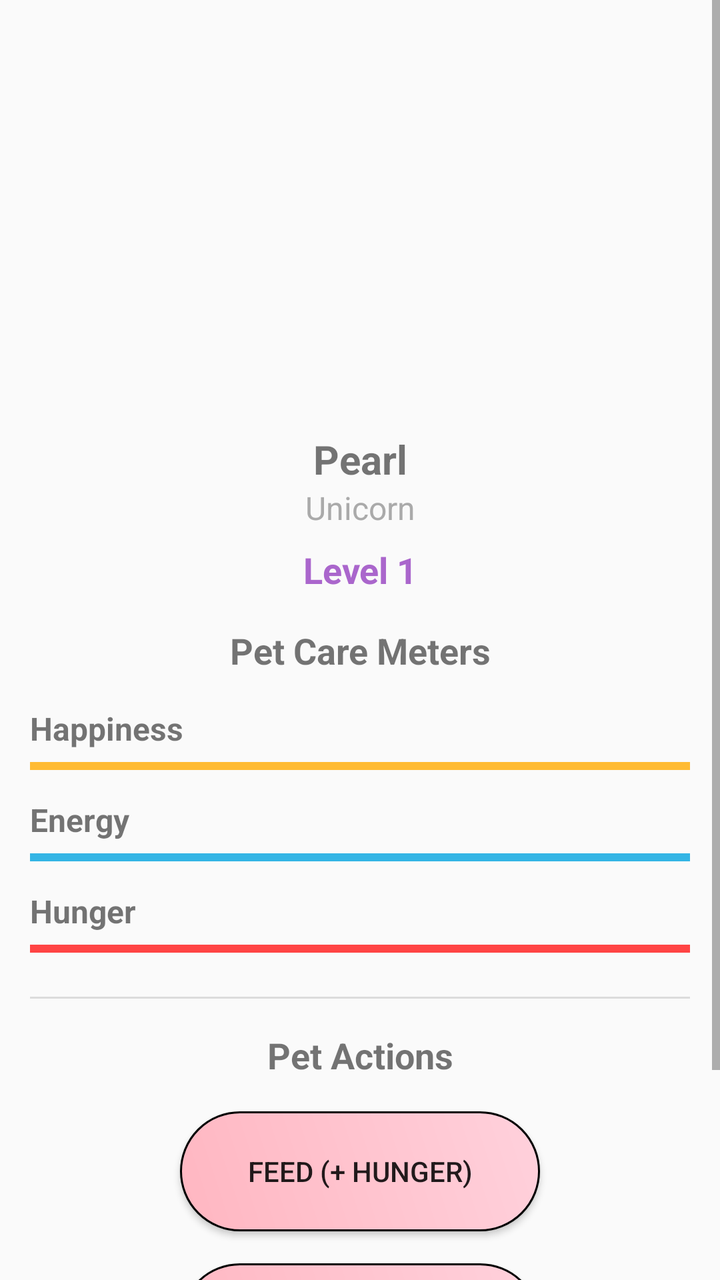
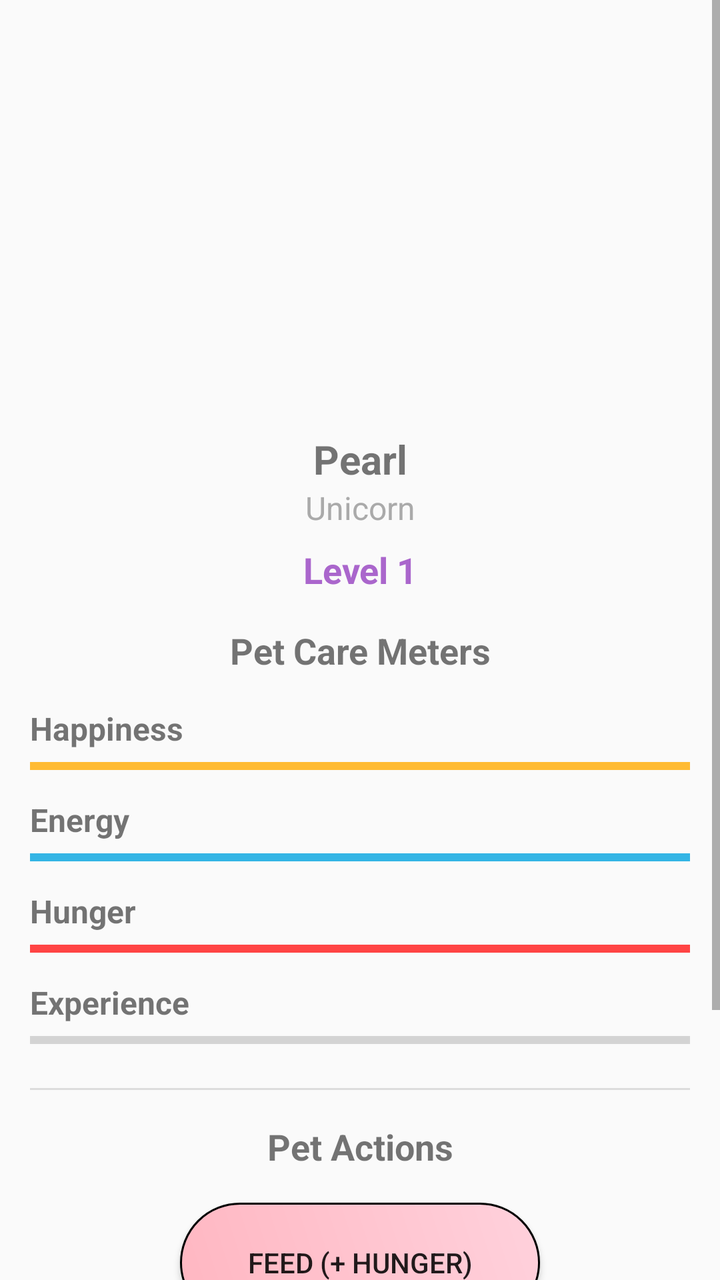

An Android layout rendered at two revisions. The XML below is the earlier revision; the diff shows what the commit changed to produce the second picture.
<!-- AndroidManifest.xml: activity theme Theme.AppCompat.Light.DarkActionBar -->
<!-- res/layout/activity_pet.xml -->
<?xml version="1.0" encoding="utf-8"?>
<ScrollView xmlns:android="http://schemas.android.com/apk/res/android"
    xmlns:app="http://schemas.android.com/apk/res-auto"
    xmlns:tools="http://schemas.android.com/tools"
    android:layout_width="match_parent"
    android:layout_height="match_parent"
    android:fillViewport="true"
    tools:context=".PetActivity">

    <LinearLayout
        android:layout_width="match_parent"
        android:layout_height="wrap_content"
        android:orientation="vertical"
        android:padding="15dp"
        android:gravity="center_horizontal">

        <TextView
            android:id="@+id/petTitle"
            android:layout_width="match_parent"
            android:layout_height="wrap_content"
            android:layout_marginBottom="50dp"
            android:gravity="center"
            android:textSize="20sp"
            android:textStyle="bold" />

        <ImageView
            android:id="@+id/petImage"
            android:layout_width="108dp"
            android:layout_height="108dp"
            android:layout_marginBottom="16dp"
            android:scaleType="centerCrop"/>
        
        <TextView
            android:id="@+id/petName"
            android:layout_width="match_parent"
            android:layout_height="wrap_content"
            android:text="Pearl"
            android:textSize="20sp"
            android:textStyle="bold"
            android:gravity="center" />

        <TextView
            android:id="@+id/petType"
            android:layout_width="match_parent"
            android:layout_height="wrap_content"
            android:text="Unicorn"
            android:textSize="16sp"
            android:textColor="@android:color/darker_gray"
            android:gravity="center"
            android:layout_marginBottom="8dp" />

        <TextView
            android:id="@+id/petLevel"
            android:layout_width="match_parent"
            android:layout_height="wrap_content"
            android:text="Level 1"
            android:textSize="18sp"
            android:textStyle="bold"
            android:textColor="@android:color/holo_purple"
            android:gravity="center"
            android:layout_marginBottom="16dp" />
        <TextView
            android:id="@+id/sectionTitleMeters"
            android:layout_width="match_parent"
            android:layout_height="wrap_content"
            android:text="Pet Care Meters"
            android:textSize="18sp"
            android:textStyle="bold"
            android:gravity="center_horizontal"
            android:layout_marginBottom="8dp" />

        
        <TextView
            android:id="@+id/labelHappiness"
            android:layout_width="match_parent"
            android:layout_height="wrap_content"
            android:text="Happiness"
            android:textStyle="bold"
            android:textSize="16sp"
            android:layout_marginTop="8dp" />

        <ProgressBar
            android:id="@+id/happinessProg"
            style="?android:attr/progressBarStyleHorizontal"
            android:layout_width="match_parent"
            android:layout_height="wrap_content"
            android:progress="100"
            android:max="100"
            android:progressTint="@android:color/holo_orange_light" />

        
        <TextView
            android:id="@+id/labelEnergy"
            android:layout_width="match_parent"
            android:layout_height="wrap_content"
            android:text="Energy"
            android:textStyle="bold"
            android:textSize="16sp"
            android:layout_marginTop="8dp" />

        <ProgressBar
            android:id="@+id/energyProg"
            style="?android:attr/progressBarStyleHorizontal"
            android:layout_width="match_parent"
            android:layout_height="wrap_content"
            android:progress="100"
            android:max="100"
            android:progressTint="@android:color/holo_blue_light" />

        
        <TextView
            android:id="@+id/labelHunger"
            android:layout_width="match_parent"
            android:layout_height="wrap_content"
            android:text="Hunger"
            android:textStyle="bold"
            android:textSize="16sp"
            android:layout_marginTop="8dp" />

        <ProgressBar
            android:id="@+id/hungerProg"
            style="?android:attr/progressBarStyleHorizontal"
            android:layout_width="match_parent"
            android:layout_height="wrap_content"
            android:progress="100"
            android:max="100"
            android:progressTint="@android:color/holo_red_light" />

        
        <View
            android:layout_width="match_parent"
            android:layout_height="1dp"
            android:background="?android:attr/listDivider"
            android:layout_marginVertical="16dp" />

        
        <TextView
            android:id="@+id/actionsTitle"
            android:layout_width="match_parent"
            android:layout_height="wrap_content"
            android:text="Pet Actions"
            android:textSize="18sp"
            android:textStyle="bold"
            android:gravity="center"
            android:layout_marginBottom="8dp" />

        <Button
            android:id="@+id/feedButton"
            android:layout_width="180dp"
            android:layout_height="60dp"
            android:layout_marginTop="8dp"
            android:text="Feed (+ Hunger)"
            android:textSize="14sp"
            android:layout_marginBottom="8dp"
            android:background="@drawable/custom_button3"/>

        <Button
            android:id="@+id/tuckInButton"
            android:layout_width="180dp"
            android:layout_height="60dp"
            android:layout_marginTop="8dp"
            android:text="Tuck-in (Full Energy)"
            android:textSize="14sp"
            android:layout_marginBottom="8dp"
            android:background="@drawable/custom_button3"/>

        <Button
            android:id="@+id/upgradePetButton"
            android:layout_width="180dp"
            android:layout_height="60dp"
            android:layout_marginTop="8dp"
            android:text="⭐ Upgrade Pet ⭐"
            android:textSize="14sp"
            android:layout_marginBottom="8dp"
            android:visibility="gone"
            android:background="@drawable/custom_button3"/>

        <Button
            android:id="@+id/breatheFireButton"
            android:layout_width="180dp"
            android:layout_height="60dp"
            android:layout_marginTop="8dp"
            android:text="Breathe Fire"
            android:textSize="14sp"
            android:layout_marginBottom="8dp"
            android:visibility="gone"
            android:background="@drawable/custom_button3"/>

        <Button
            android:id="@+id/tellStoryButton"
            android:layout_width="180dp"
            android:layout_height="60dp"
            android:layout_marginTop="8dp"
            android:text="Tell Magical Story"
            android:textSize="14sp"
            android:layout_marginBottom="8dp"
            android:visibility="gone"
            android:background="@drawable/custom_button3"/>

        
        <TextView
            android:id="@+id/statusText"
            android:layout_width="match_parent"
            android:layout_height="wrap_content"
            android:text="Your pet is waiting for you!"
            android:textSize="14sp"
            android:gravity="center"
            android:layout_marginTop="16dp"
            android:padding="8dp"
            android:background="?android:attr/selectableItemBackground" />

    </LinearLayout>
</ScrollView>
<!-- resources referenced by this layout -->
<resources>
  <!-- drawable custom_button3 (drawable) -->
  <?xml version="1.0" encoding="utf-8"?>
  <shape
      xmlns:android="http://schemas.android.com/apk/res/android"
      android:shape="rectangle">
  
      <stroke
          android:width="1dp"/>
      <corners
          android:radius="190dp"/>
      <solid
          android:color="#76ff03"/>
      <gradient
          android:startColor="#ffb6c1"
          android:endColor="#ffd1dc"
          android:angle="45"/>
  </shape>
</resources>

<!-- the commit's change to res/layout/activity_pet.xml (unified diff, before → after) -->
@@ -127,6 +127,25 @@
             android:progressTint="@android:color/holo_red_light" />
 
         
+        <TextView
+            android:id="@+id/labelXP"
+            android:layout_width="match_parent"
+            android:layout_height="wrap_content"
+            android:text="Experience"
+            android:textStyle="bold"
+            android:textSize="16sp"
+            android:layout_marginTop="8dp" />
+
+        <ProgressBar
+            android:id="@+id/xpProg"
+            style="?android:attr/progressBarStyleHorizontal"
+            android:layout_width="match_parent"
+            android:layout_height="wrap_content"
+            android:progress="0"
+            android:max="100"
+            android:progressTint="@android:color/holo_purple" />
+
+        
         <View
             android:layout_width="match_parent"
             android:layout_height="1dp"
